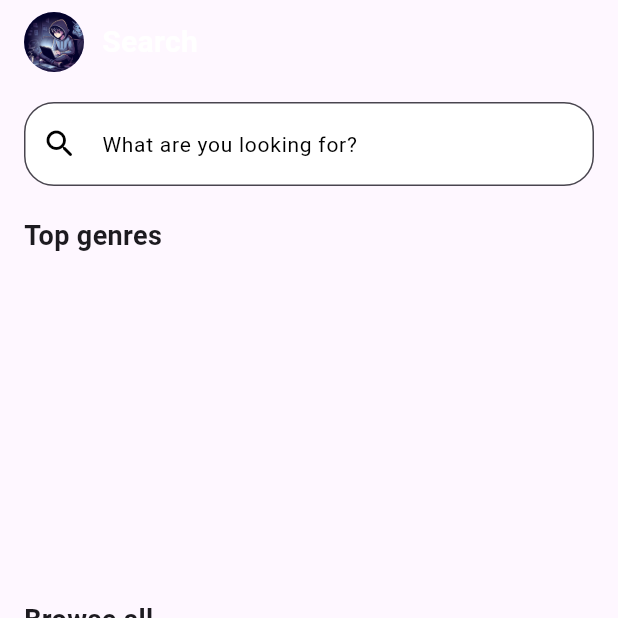
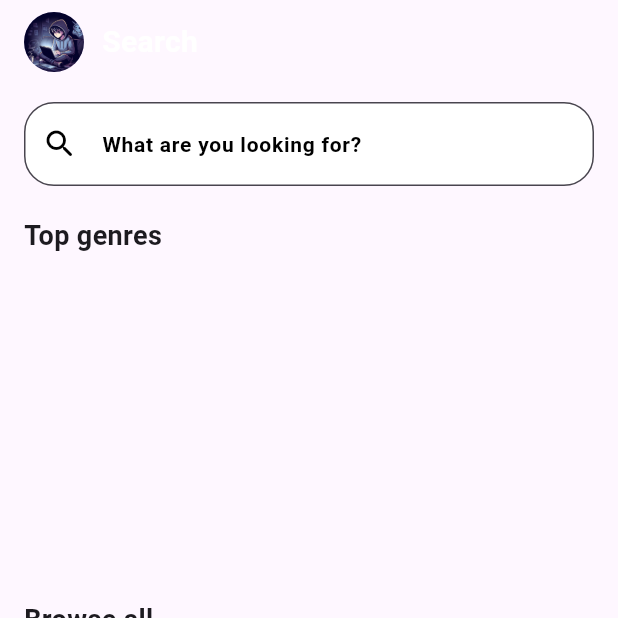
Before and after one commit to Th3-D5-482/Project-SnowCone, a Flutter app: the SearchPage screen opened directly, on a phone screen of 412 x 824 dp, the top half of it. Run offline on Flutter 3.47's test engine with Material 3 defaults, Android fonts, the phone set to English and light mode, and no system bars; our stand-ins replace connectivity_plus, firebase_auth, firebase_core, just_audio, shared_preferences; accounts and stored records are empty; network calls fail; project files that could hold a hidden picture were left out.

Commit message:
Th3_D5_482

```diff
--- a/lib/screens/play_page.dart
+++ b/lib/screens/play_page.dart
@@ -318,8 +318,7 @@ class _PlayPageState extends State<PlayPage> {
                     Padding(
                       padding: const EdgeInsets.symmetric(horizontal: 16.0),
                       child: SizedBox(
-                        //height: 370,
-                        height: 350,
+                        height: 380,
                         width: double.infinity,
                         child: Card(
                           color: Colors.grey.shade900,
@@ -349,7 +348,7 @@ class _PlayPageState extends State<PlayPage> {
                                   ),
                                   maxLines: 5,
                                 ),
-                                //SizedBox(height: 30),
+                                SizedBox(height: 30),
                                 Row(
                                   children: [
                                     Expanded(
--- a/lib/screens/search_page.dart
+++ b/lib/screens/search_page.dart
@@ -101,7 +101,11 @@ class _SearchPageState extends State<SearchPage> {
                       style: TextStyle(color: Colors.black),
                       decoration: InputDecoration(
                         hintText: 'What are you looking for?',
-                        hintStyle: TextStyle(color: Colors.black, fontSize: 14),
+                        hintStyle: TextStyle(
+                          color: Colors.black,
+                          fontSize: 14,
+                          fontWeight: FontWeight.bold,
+                        ),
                         border: OutlineInputBorder(
                           borderRadius: BorderRadius.circular(20),
                           borderSide: BorderSide(
```
Also changed, not shown: 3 other files.
